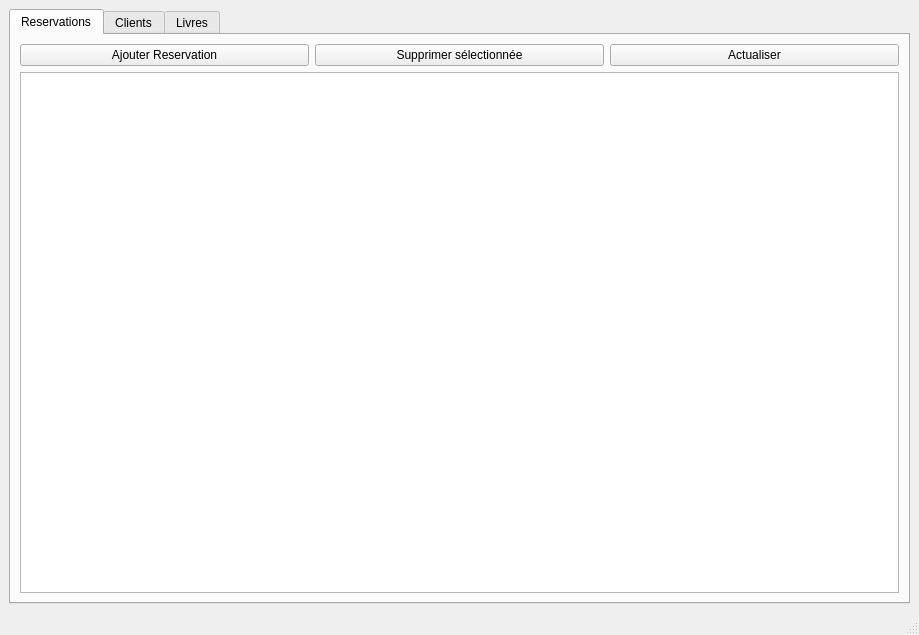
Above: mainwindow.ui from MouadKH9/library-cpp before the change. Below: the same form after it.
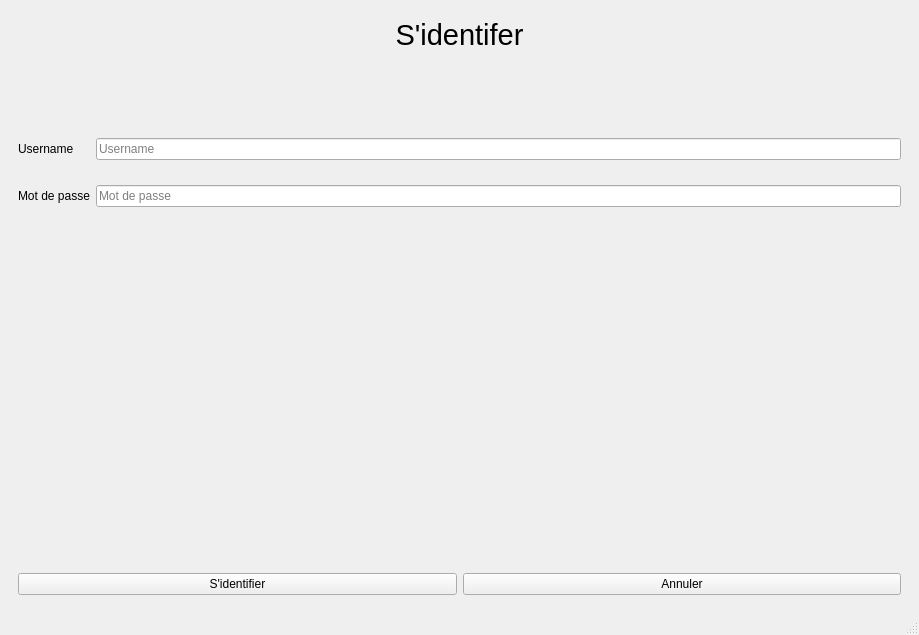
That is the form after the change.

Patch:
```diff
--- a/mainwindow.ui
+++ b/mainwindow.ui
@@ -15,8 +15,21 @@
   </property>
   <widget class="QWidget" name="centralwidget">
    <layout class="QGridLayout" name="gridLayout">
-    <item row="0" column="0">
+    <item row="0" column="1">
+     <widget class="QStackedWidget" name="stackedWidget">
+      <property name="currentIndex">
+       <number>1</number>
+      </property>
+      <widget class="QWidget" name="page">
      <widget class="QTabWidget" name="tabWidget">
+        <property name="geometry">
+         <rect>
+          <x>0</x>
+          <y>0</y>
+          <width>911</width>
+          <height>591</height>
+         </rect>
+        </property>
       <property name="currentIndex">
        <number>0</number>
       </property>
@@ -176,6 +189,102 @@
         </item>
         <item row="1" column="0">
          <widget class="QTableView" name="livresTable"/>
+          </item>
+         </layout>
+        </widget>
+       </widget>
+      </widget>
+      <widget class="QWidget" name="page_2">
+       <layout class="QVBoxLayout" name="verticalLayout">
+        <item>
+         <widget class="QLabel" name="label">
+          <property name="sizePolicy">
+           <sizepolicy hsizetype="Preferred" vsizetype="Fixed">
+            <horstretch>0</horstretch>
+            <verstretch>0</verstretch>
+           </sizepolicy>
+          </property>
+          <property name="font">
+           <font>
+            <pointsize>22</pointsize>
+           </font>
+          </property>
+          <property name="text">
+           <string>S'identifer</string>
+          </property>
+          <property name="alignment">
+           <set>Qt::AlignCenter</set>
+          </property>
+         </widget>
+        </item>
+        <item>
+         <spacer name="verticalSpacer">
+          <property name="orientation">
+           <enum>Qt::Vertical</enum>
+          </property>
+          <property name="sizeType">
+           <enum>QSizePolicy::Fixed</enum>
+          </property>
+          <property name="sizeHint" stdset="0">
+           <size>
+            <width>20</width>
+            <height>80</height>
+           </size>
+          </property>
+         </spacer>
+        </item>
+        <item>
+         <layout class="QFormLayout" name="formLayout">
+          <property name="verticalSpacing">
+           <number>25</number>
+          </property>
+          <item row="0" column="0">
+           <widget class="QLabel" name="label_2">
+            <property name="text">
+             <string>Username</string>
+            </property>
+           </widget>
+          </item>
+          <item row="0" column="1">
+           <widget class="QLineEdit" name="lineEdit">
+            <property name="placeholderText">
+             <string>Username</string>
+            </property>
+           </widget>
+          </item>
+          <item row="1" column="0">
+           <widget class="QLabel" name="label_3">
+            <property name="text">
+             <string>Mot de passe</string>
+            </property>
+           </widget>
+          </item>
+          <item row="1" column="1">
+           <widget class="QLineEdit" name="lineEdit_2">
+            <property name="placeholderText">
+             <string>Mot de passe</string>
+            </property>
+           </widget>
+          </item>
+         </layout>
+        </item>
+        <item>
+         <layout class="QHBoxLayout" name="horizontalLayout_3">
+          <item>
+           <widget class="QPushButton" name="pushButton_5">
+            <property name="text">
+             <string>S'identifier</string>
+            </property>
+           </widget>
+          </item>
+          <item>
+           <widget class="QPushButton" name="pushButton_4">
+            <property name="text">
+             <string>Annuler</string>
+            </property>
+           </widget>
+          </item>
+         </layout>
         </item>
        </layout>
       </widget>
```
Lines whose indentation alone changed are shown as unchanged.
